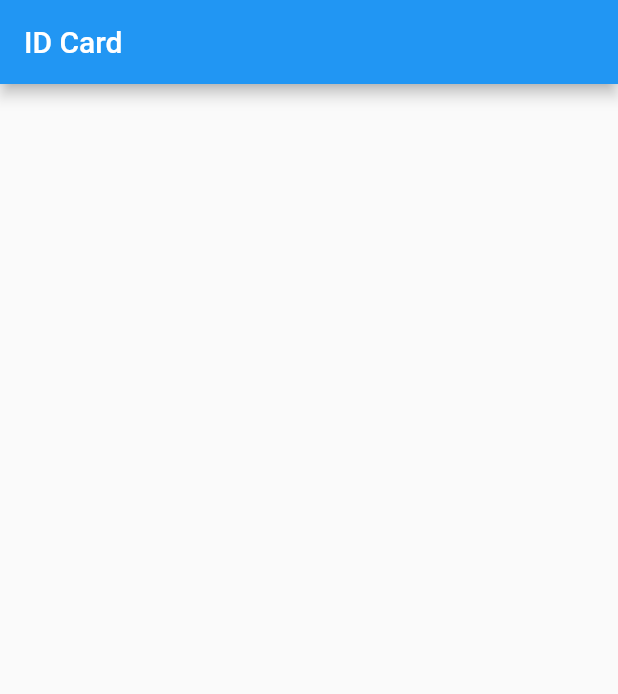
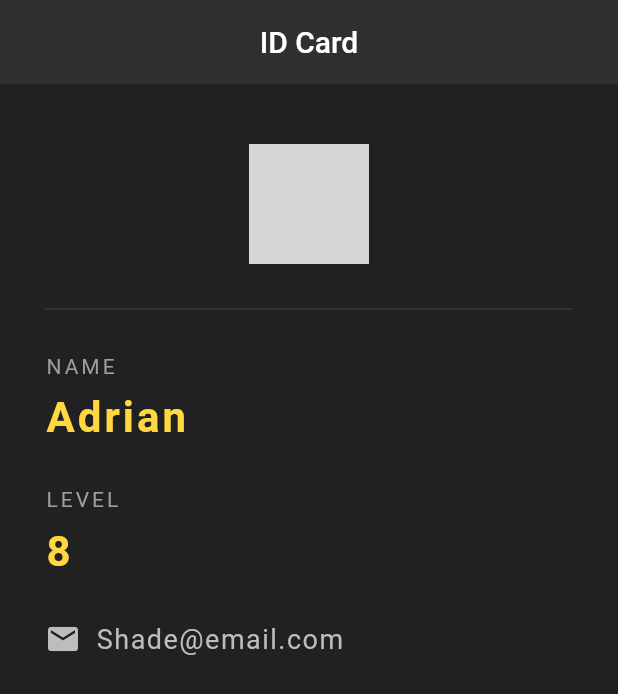
Before and after one commit to Shade644/First-Flutter-Project, a Flutter app: the screen it shows after launch, on a phone screen of 412 x 824 dp. Shown: the top 694 px of the screen. Run offline on Flutter 3.47's test engine with Material 2 defaults, Android fonts, the phone set to English and light mode, and no system bars; grey boxes are pictures that could not be loaded.

Commit message:
Styling Home

```diff
--- a/first_flutter_project/lib/main.dart
+++ b/first_flutter_project/lib/main.dart
@@ -1,16 +1,105 @@
+// ignore_for_file: prefer_const_constructors, duplicate_ignore
+
 import 'package:flutter/material.dart';
 
 void main() => runApp(MaterialApp(
   home: Card(),
 ));
 
+// ignore: use_key_in_widget_constructors
 class Card extends StatelessWidget {
 
   @override
   Widget build(BuildContext context) {
-    return  Scaffold(
+    return Scaffold(
+      backgroundColor: Colors.grey[900],
       appBar: AppBar(
+        // ignore: prefer_const_constructors
         title: Text('ID Card'),
+        centerTitle: true,
+        backgroundColor:Colors.grey[850],
+        elevation: 0,
+      ),
+      body: Padding(
+        padding:  EdgeInsets.fromLTRB(30, 40, 30, 0),
+        child: Column(
+          crossAxisAlignment: CrossAxisAlignment.start,
+          children: <Widget>[
+            Center(
+              child: CircleAvatar(
+                backgroundImage: AssetImage('assets/1.jpg'),
+                radius: 40,
+              ),
+            ),
+            Divider(
+              height: 60,
+              color: Colors.grey[800],
+            ),
+            Text(
+              'NAME',
+              style: TextStyle(
+                color:Colors.grey,
+                letterSpacing: 2,
+              ),
+            ),
+            SizedBox(
+              height: 10
+              ),
+             Text(
+              'Adrian',
+              style: TextStyle(
+                color:Colors.amberAccent[200],
+                letterSpacing: 2,
+                fontSize: 28,
+                fontWeight: FontWeight.bold,
+              ),
+            ),
+            SizedBox(
+              height: 30
+              ),
+               Text(
+              'LEVEL',
+              style: TextStyle(
+                color:Colors.grey,
+                letterSpacing: 2,
+              ),
+            ),
+            SizedBox(
+              height: 10
+              ),
+             Text(
+              '8',
+              style: TextStyle(
+                color:Colors.amberAccent[200],
+                letterSpacing: 2,
+                fontSize: 28,
+                fontWeight: FontWeight.bold,
+              ),
+            ),
+             SizedBox(
+              height: 30
+              ),
+              Row(
+                children: <Widget>[
+                  Icon(
+                    Icons.email,
+                    color:Colors.grey[400],
+                  ),
+                  SizedBox(
+                    width: 10,
+                  ),
+                  Text(
+                    'Shade@email.com',
+                  style: TextStyle(
+                    color:Colors.grey[400],
+                    fontSize: 18,
+                    letterSpacing: 1,
+                  ),
+                  ),
+                ],
+              ),
+          ],
+        ),
       ),
     );
   }
--- a/first_flutter_project/pubspec.yaml
+++ b/first_flutter_project/pubspec.yaml
@@ -59,9 +59,8 @@ flutter:
   uses-material-design: true
 
   # To add assets to your application, add an assets section, like this:
-  # assets:
-  #   - images/a_dot_burr.jpeg
-  #   - images/a_dot_ham.jpeg
+  assets:
+    - assets/1.jpg
 
   # An image asset can refer to one or more resolution-specific "variants", see
   # https://flutter.dev/assets-and-images/#resolution-aware
```
Also changed, not shown: first_flutter_project/assets/1.JPG (added).
